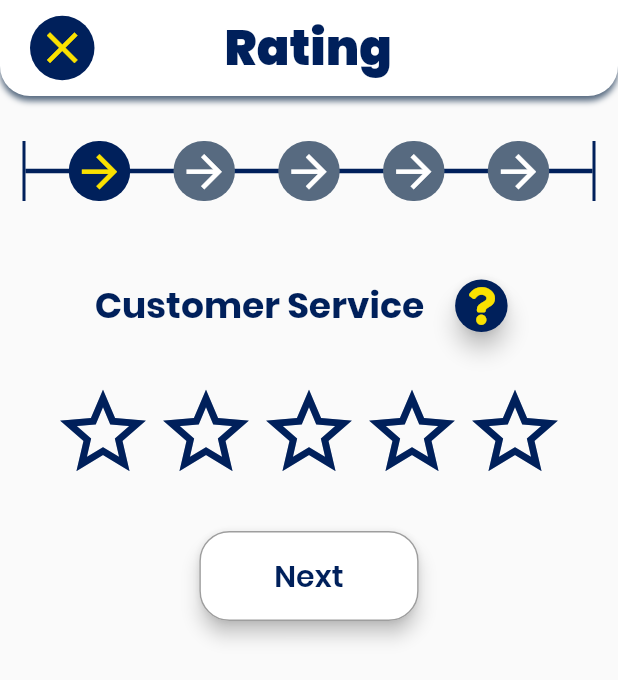
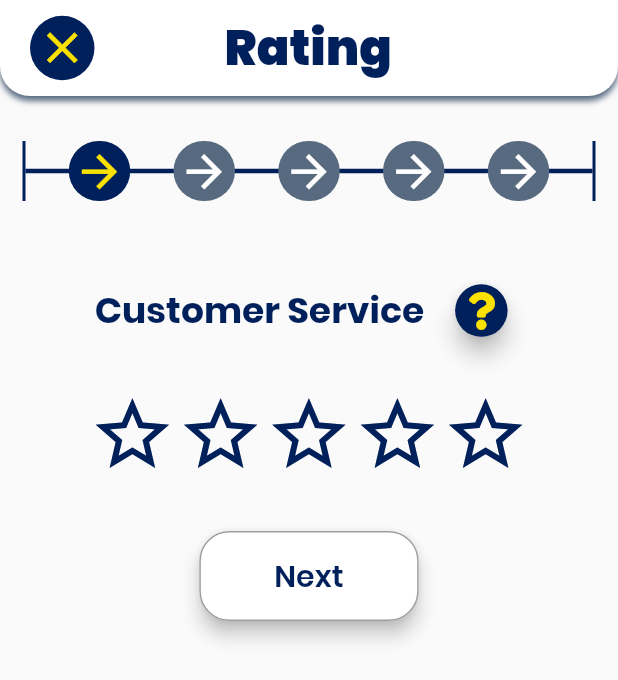
Before and after one commit to Thornie/DGHA-App, a Flutter app: the RatingScreen screen opened directly with empty values, swiped to page 2, on a phone screen of 412 x 824 dp. Shown: the top 680 px of the screen. Run offline on Flutter 3.47's test engine with Material 2 defaults, Android fonts, the phone set to English and light mode, and no system bars; drawn by our look-alikes of smooth_star_rating; our stand-ins replace firebase_auth, flutter_html, font_awesome_flutter, modal_progress_hud; missing offline and left inert: flutter_auth_buttons; accounts and stored records are empty.

Commit message:
created DghaStarRating

```diff
--- /dev/null
+++ b/lib/components/dgha_star_rating.dart
@@ -0,0 +1,75 @@
+import 'package:dgha_brochure/misc/styles.dart';
+import 'package:flutter/material.dart';
+
+class DghaStarRating extends StatefulWidget {
+  double rating;
+  final double height;
+  final int starCount;
+  final Function(double rating) onTap;
+  final bool changeRatingOnTap;
+
+  DghaStarRating({
+    @required this.rating,
+    @required this.height,
+    this.starCount = 5,
+    this.onTap,
+    this.changeRatingOnTap = true,
+  });
+
+  @override
+  _DghaStarRatingState createState() => _DghaStarRatingState();
+}
+
+class _DghaStarRatingState extends State<DghaStarRating> {
+  @override
+  Widget build(BuildContext context) {
+    return Container(
+      width: widget.height * widget.starCount,
+      height: widget.height,
+      //Required to automatically adjust icon size
+      child: LayoutBuilder(
+        builder: (context, constraint) {
+          return ListView.builder(
+            scrollDirection: Axis.horizontal,
+            physics: NeverScrollableScrollPhysics(),
+            itemCount: widget.starCount,
+            itemBuilder: (context, index) {
+              return Stack(
+                children: <Widget>[
+                  //---------- Star Rating
+                  GestureDetector(
+                    child: Icon(
+                      widget.rating > index ? Icons.star : Icons.star_border,
+                      size: constraint.biggest.height,
+                      color: widget.rating > index
+                          ? Styles.yellow
+                          : Styles.midnightBlue,
+                    ),
+                    onTap: () {
+                      //Only change the rating if bool is true
+                      if (widget.changeRatingOnTap) {
+                        setState(() {
+                          widget.rating = index.toDouble() + 1;
+                        });
+                      }
+                      if (widget.onTap != null)
+                        widget.onTap(widget.rating);
+                    },
+                  ),
+                  //----------Star Rating Outline
+                  IgnorePointer(
+                    child: Icon(
+                      Icons.star_border,
+                      size: constraint.biggest.height,
+                      color: Styles.midnightBlue,
+                    ),
+                  ),
+                ],
+              );
+            },
+          );
+        },
+      ),
+    );
+  }
+}
--- a/lib/components/rating_screen_section.dart
+++ b/lib/components/rating_screen_section.dart
@@ -1,7 +1,7 @@
+import 'package:dgha_brochure/components/dgha_star_rating.dart';
 import 'package:dgha_brochure/misc/styles.dart';
 import 'package:flutter/material.dart';
 import 'package:font_awesome_flutter/font_awesome_flutter.dart';
-import 'package:smooth_star_rating/smooth_star_rating.dart';
 
 //The component for each rating page (overall, customer service, etc)
 class RatingScreenSection extends StatefulWidget {
@@ -55,8 +55,6 @@ class _RatingScreenSectionState extends State<RatingScreenSection> {
 
   @override
   Widget build(BuildContext context) {
-    double localRating = widget.rating;
-
     return Column(
       children: <Widget>[
         Container(
@@ -97,41 +95,14 @@ class _RatingScreenSectionState extends State<RatingScreenSection> {
                   ),
                 ],
               ),
-              Stack(
-                children: <Widget>[
-                  //----------Star Rating
-                  Semantics(
-                    label: "Rating",
-                    hint: "Double tap a star to give a rating out of 5",
-                    child: SmoothStarRating(
-                      allowHalfRating: false,
-                      onRatingChanged: (v) {
-                        setState(() {
-                          localRating = v;
-                          widget.rating = localRating;
-                        });
-                      },
-                      starCount: 5,
-                      rating: localRating,
-                      size: MediaQuery.of(context).size.width / 6,
-                      color: Styles.yellow,
-                      borderColor: Styles.midnightBlue,
-                      spacing: 0.0,
-                    ),
-                  ),
-                  //----------Star Rating Outline (Needed for the outline to stay a separate color)
-                  IgnorePointer(
-                    child: SmoothStarRating(
-                      allowHalfRating: false,
-                      starCount: 5,
-                      size: MediaQuery.of(context).size.width / 6,
-                      color: Styles.midnightBlue,
-                      borderColor: Styles.midnightBlue,
-                      spacing: 0.0,
-                    ),
-                  ),
-                ],
-              )
+              DghaStarRating(
+                height: MediaQuery.of(context).size.width / 7,
+                rating: widget.rating,
+                starCount: 5,
+                onTap: (rating) {
+                  widget.rating = rating;
+                },
+              ),
             ],
           ),
         ),
--- a/lib/screens/rating_screen.dart
+++ b/lib/screens/rating_screen.dart
@@ -4,7 +4,6 @@ import 'package:dgha_brochure/components/rating_breadcrumbs.dart';
 import 'package:dgha_brochure/misc/styles.dart';
 import 'package:dgha_brochure/components/rating_screen_section.dart';
 import 'package:flutter/material.dart';
-import 'package:font_awesome_flutter/font_awesome_flutter.dart';
 
 class RatingScreen extends StatefulWidget {
   static const String id = "Rating Screen";
--- a/lib/screens/register_screen.dart
+++ b/lib/screens/register_screen.dart
@@ -4,7 +4,6 @@ import 'package:dgha_brochure/misc/styles.dart';
 import 'package:dgha_brochure/screens/rating_menu_screen.dart';
 import 'package:flutter/material.dart';
 import 'package:firebase_auth/firebase_auth.dart';
-import 'package:font_awesome_flutter/font_awesome_flutter.dart';
 import 'package:modal_progress_hud/modal_progress_hud.dart';
 import 'package:dgha_brochure/screens/login_screen.dart';
 
--- a/pubspec.yaml
+++ b/pubspec.yaml
@@ -13,7 +13,6 @@ dependencies:
   url_launcher: ^5.1.2
   font_awesome_flutter: ^8.5.0
   flutter_html: ^0.10.4
-  smooth_star_rating: ^1.0.3
   modal_progress_hud: ^0.1.3
   firebase_auth: ^0.14.0+5
   flutter_auth_buttons: ^0.6.0
```
Also changed, not shown: lib/components/location_reviews.dart (+7 -25 lines), lib/screens/review_screen.dart (+9 -22 lines).
